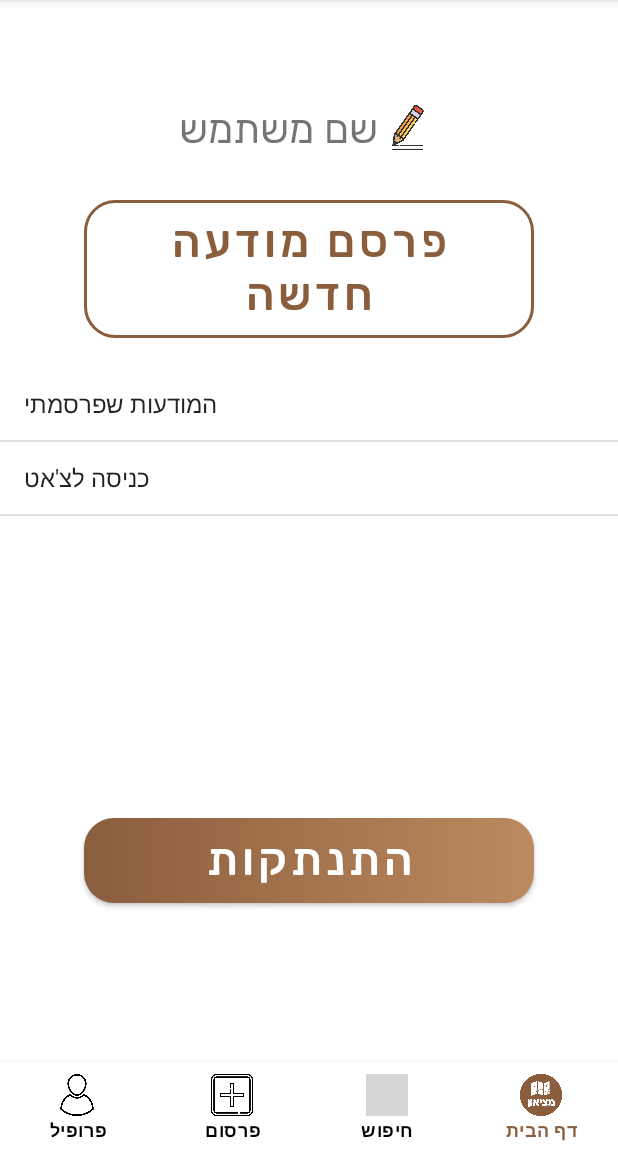
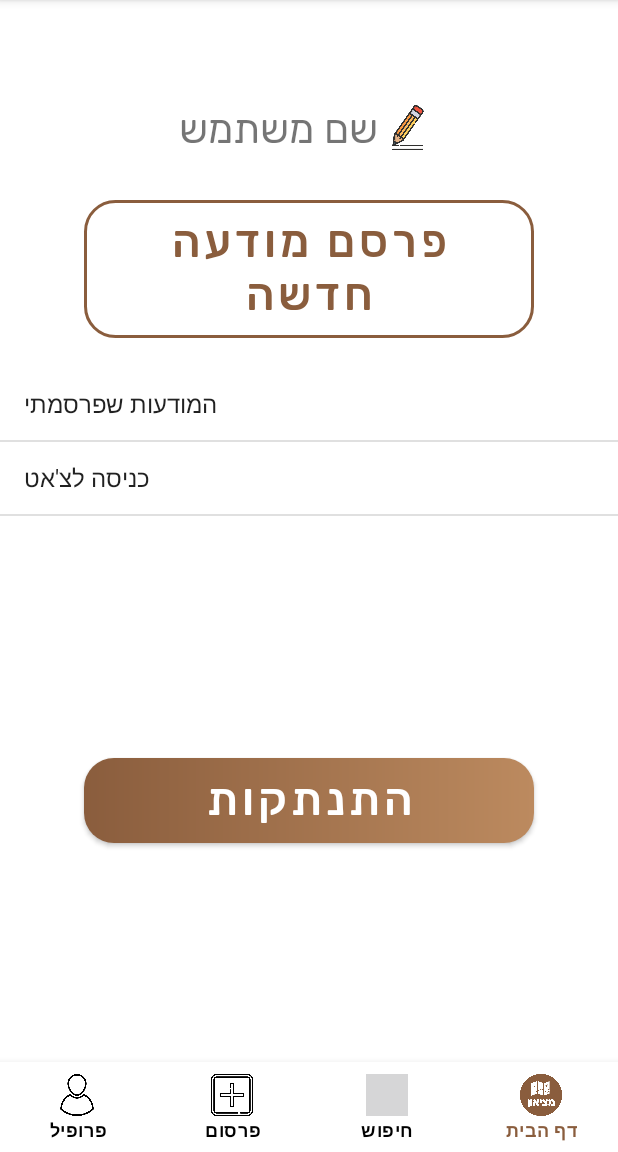
Before and after one commit to Gildfx2/metzion, an Android app built with Jetpack Compose: the fragment UserFragment placed in its activity, on a phone screen of 412 x 824 dp, the part 84-1236 px from its top. Run offline under Robolectric (Android 15) with nearby library versions, the phone set to English and light mode, and no system bars; our stand-ins replace Firebase (no records; nobody signed in at launch, a user with empty details on screens opened directly); pictures from the network do not load; 1 statement that could not run was skipped.

Commit message:
fixing noti

```diff
--- a/app/build.gradle.kts
+++ b/app/build.gradle.kts
@@ -9,7 +9,7 @@ android {
 
     defaultConfig {
         applicationId = "com.example.pre_alpha"
-        minSdk = 24
+        minSdk = 26
         targetSdk = 33
         versionCode = 1
         versionName = "1.0"
--- a/app/src/main/res/layout/fragment_map.xml
+++ b/app/src/main/res/layout/fragment_map.xml
@@ -15,7 +15,7 @@
             android:id="@+id/map"
             android:name="com.google.android.gms.maps.SupportMapFragment"
             android:layout_width="match_parent"
-            android:layout_height="450dp"
+            android:layout_height="400dp"
             tools:context="com.example.pre_alpha.main.MainActivity" />
 
         <LinearLayout
--- a/app/src/main/res/layout/fragment_user.xml
+++ b/app/src/main/res/layout/fragment_user.xml
@@ -50,7 +50,7 @@
 
         <ListView
             android:layout_width="wrap_content"
-            android:layout_height="300dp"
+            android:layout_height="260dp"
             android:id="@+id/list_of_operations" />
 
 
```
